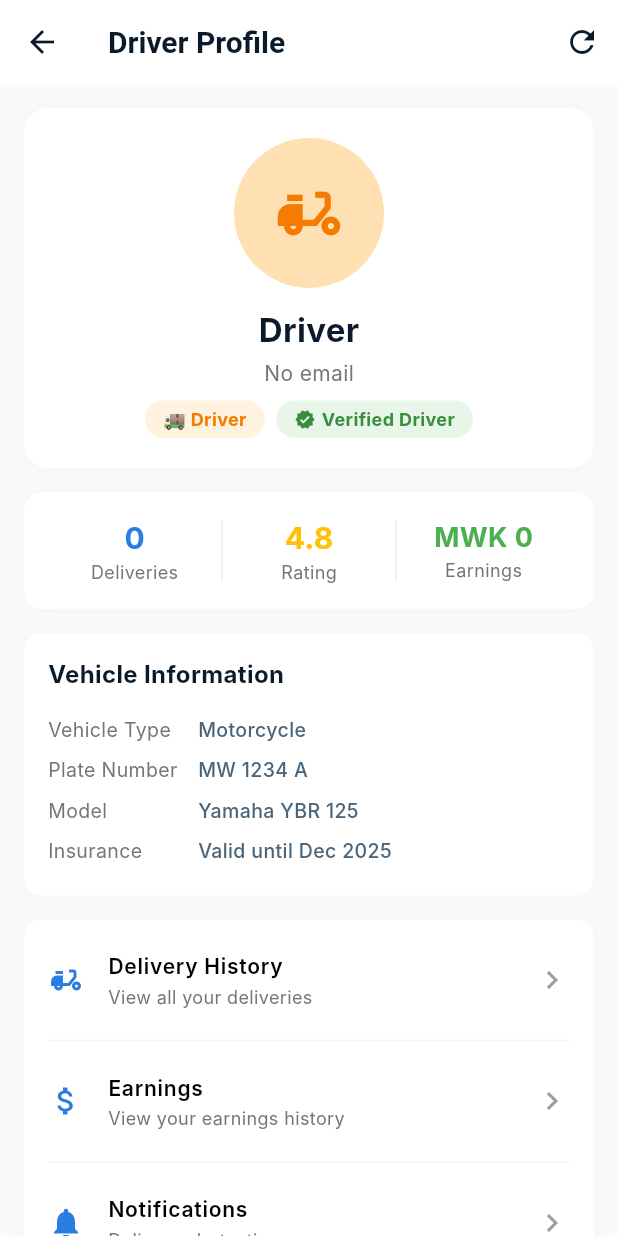
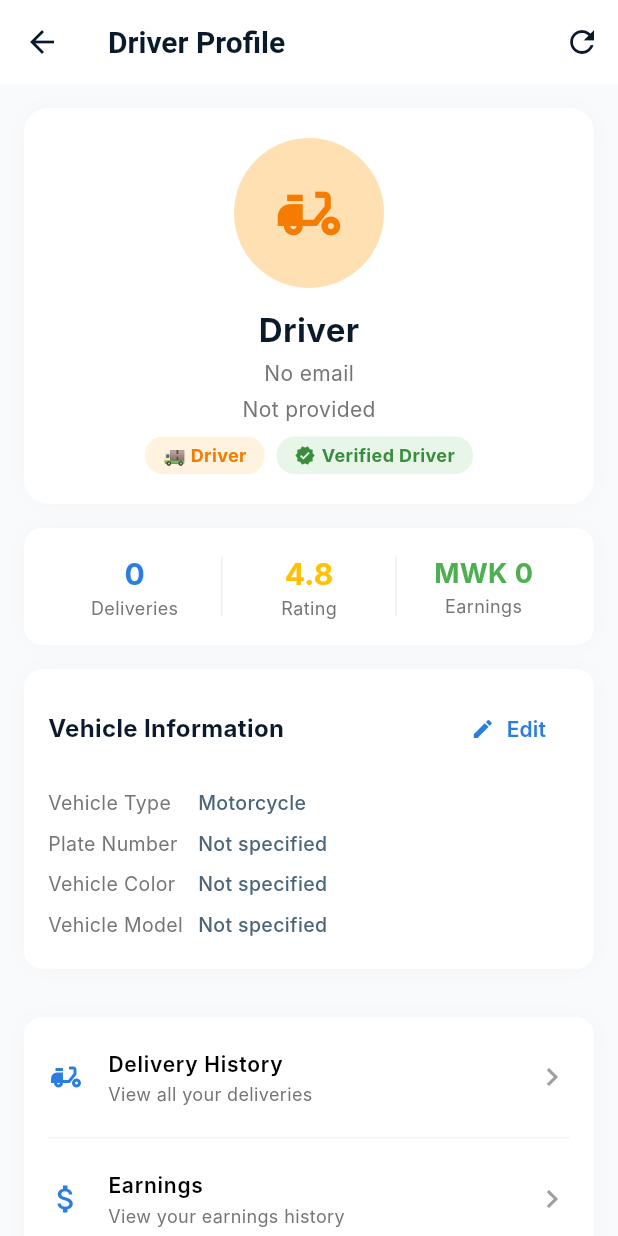
Before and after one commit to MELISSAHZULU/malawi_delivery_app, a Flutter app: the DriverProfileScreen screen opened by its route, on a phone screen of 412 x 824 dp. Run offline on Flutter 3.47's test engine with Material 3 defaults, Android fonts, the phone set to English and light mode, and no system bars; our stand-ins replace cached_network_image, flutter_map, flutter_secure_storage, geolocator, hive_flutter, image_picker and 1 more; accounts and stored records are empty; network calls fail; Roboto replaces fonts that are missing (Inter); project files that could hold a hidden picture were left out.

Commit message:
fixing driver profile

```diff
--- a/frontend/lib/main.dart
+++ b/frontend/lib/main.dart
@@ -12,7 +12,6 @@ import 'routes/app_routes.dart';
 import 'routes/app_navigator.dart';
 import 'utils/app_theme.dart';
 import 'screens/auth/splash_screen.dart';
-import 'screens/auth/login_screen.dart';
 
 void main() async {
   WidgetsFlutterBinding.ensureInitialized();
@@ -54,7 +53,6 @@ class MyApp extends StatelessWidget {
             debugShowCheckedModeBanner: false,
             initialRoute: AppRoutes.splash,
             onGenerateRoute: AppNavigator.generateRoute,
-            // Always use splash as home, let it handle navigation
             home: const SplashScreen(),
           );
         },
--- a/frontend/lib/models/user.dart
+++ b/frontend/lib/models/user.dart
@@ -12,6 +12,17 @@ class User {
   final String? sellerPhone;
   final List<String> deliveryAddresses;
 
+  // Driver fields
+  final String? vehicleType;
+  final String? vehiclePlate;
+  final String? vehicleColor;
+  final String? vehicleModel;
+  final String? vehicleImage;
+  final String? nationalId;
+  final String? nationalIdImage;
+  final String? driverLicense;
+  final String? profilePhoto;
+
   User({
     required this.id,
     required this.username,
@@ -25,26 +36,50 @@ class User {
     this.sellerAddress,
     this.sellerPhone,
     this.deliveryAddresses = const [],
+    this.vehicleType,
+    this.vehiclePlate,
+    this.vehicleColor,
+    this.vehicleModel,
+    this.vehicleImage,
+    this.nationalId,
+    this.nationalIdImage,
+    this.driverLicense,
+    this.profilePhoto,
   });
 
   factory User.fromJson(Map<String, dynamic> json) {
+    // ✅ Extract the actual data - handle nested structure
+    final data = json['data'] is Map ? json['data'] : json;
+
+    print('📦 Parsing User from JSON: ${data['username']} - Role: ${data['role']}');
+
     return User(
-      id: json['id'] ?? 0,
-      username: json['username'] ?? '',
-      email: json['email'] ?? '',
-      phoneNumber: json['phone_number'] ?? json['phoneNumber'],
-      role: json['role'] ?? 'buyer',
-      profilePicture: json['profile_picture'] ?? json['profilePicture'],
-      isVerified: json['is_verified'] ?? json['isVerified'] ?? false,
-      location: json['location'],
-      storeName: json['store_name'] ?? json['storeName'],
-      sellerAddress: json['seller_address'] ?? json['sellerAddress'] ?? json['address'] ?? json['location'],
-      sellerPhone: json['seller_phone'] ?? json['sellerPhone'] ?? json['phone_number'] ?? json['phoneNumber'],
-      deliveryAddresses: json['delivery_addresses'] != null
-          ? List<String>.from(json['delivery_addresses'])
-          : json['deliveryAddresses'] != null
-              ? List<String>.from(json['deliveryAddresses'])
+      id: data['id'] ?? 0,
+      username: data['username'] ?? '',
+      email: data['email'] ?? '',
+      phoneNumber: data['phone_number'] ?? data['phoneNumber'],
+      role: data['role'] ?? 'buyer',  // ✅ This should be 'driver'
+      profilePicture: data['profile_picture'] ?? data['profilePicture'],
+      isVerified: data['is_verified'] ?? data['isVerified'] ?? false,
+      location: data['location'],
+      storeName: data['store_name'] ?? data['storeName'],
+      sellerAddress: data['seller_address'] ?? data['sellerAddress'] ?? data['address'] ?? data['location'],
+      sellerPhone: data['seller_phone'] ?? data['sellerPhone'] ?? data['phone_number'] ?? data['phoneNumber'],
+      deliveryAddresses: data['delivery_addresses'] != null
+          ? List<String>.from(data['delivery_addresses'])
+          : data['deliveryAddresses'] != null
+              ? List<String>.from(data['deliveryAddresses'])
               : [],
+      // Driver fields
+      vehicleType: data['vehicle_type'] ?? data['vehicleType'],
+      vehiclePlate: data['vehicle_plate'] ?? data['vehiclePlate'],
+      vehicleColor: data['vehicle_color'] ?? data['vehicleColor'],
+      vehicleModel: data['vehicle_model'] ?? data['vehicleModel'],
+      vehicleImage: data['vehicle_image'] ?? data['vehicleImage'],
+      nationalId: data['national_id'] ?? data['nationalId'],
+      nationalIdImage: data['national_id_image'] ?? data['nationalIdImage'],
+      driverLicense: data['driver_license'] ?? data['driverLicense'] ?? data['license_image'],
+      profilePhoto: data['profile_photo'] ?? data['profilePhoto'] ?? data['profile_picture'],
     );
   }
 
@@ -62,6 +97,15 @@ class User {
       'seller_address': sellerAddress,
       'seller_phone': sellerPhone,
       'delivery_addresses': deliveryAddresses,
+      'vehicle_type': vehicleType,
+      'vehicle_plate': vehiclePlate,
+      'vehicle_color': vehicleColor,
+      'vehicle_model': vehicleModel,
+      'vehicle_image': vehicleImage,
+      'national_id': nationalId,
+      'national_id_image': nationalIdImage,
+      'driver_license': driverLicense,
+      'profile_photo': profilePhoto,
     };
   }
 
--- a/frontend/lib/routes/app_navigator.dart
+++ b/frontend/lib/routes/app_navigator.dart
@@ -21,11 +21,14 @@ import '../screens/driver/driver_dashboard.dart';
 import '../screens/driver/driver_profile_screen.dart';
 import '../screens/driver/driver_deliveries_screen.dart';
 import '../screens/driver/delivery_detail_screen.dart';
+import '../screens/driver/edit_vehicle_screen.dart';
 import '../screens/shared/notifications_screen.dart';
 import '../screens/shared/help_support_screen.dart';
 import '../screens/shared/saved_addresses_screen.dart';
 import '../screens/shared/payment_methods_screen.dart';
 import '../screens/shared/profile_screen.dart';
+import '../screens/driver/edit_vehicle_screen.dart';
+
 
 class AppNavigator {
   static Route<dynamic> generateRoute(RouteSettings settings) {
@@ -120,9 +123,12 @@ class AppNavigator {
           builder: (_) => OrderTrackingScreen(orderId: orderId),
         );
 
+      case AppRoutes.editVehicle:
+        return MaterialPageRoute(builder: (_) => const EditVehicleScreen());
+
+
       // ==================== SHARED SCREENS ====================
       case AppRoutes.profile:
-        // This is the shared profile - used by buyers
         return MaterialPageRoute(builder: (_) => const ProfileScreen());
 
       case AppRoutes.orders:
--- a/frontend/lib/routes/app_routes.dart
+++ b/frontend/lib/routes/app_routes.dart
@@ -1,10 +1,10 @@
-// lib/routes/app_routes.dart
-
 class AppRoutes {
+  // Auth
   static const String splash = '/';
   static const String login = '/login';
   static const String register = '/register';
 
+  // Buyer
   static const String buyerHome = '/buyer-home';
   static const String sellerHome = '/seller-home';
   static const String driverHome = '/driver-home';
@@ -16,18 +16,21 @@ class AppRoutes {
   static const String orderHistory = '/order-history';
   static const String buyerProfile = '/buyer-profile';
 
+  // Driver
   static const String deliveries = '/deliveries';
   static const String deliveryDetail = '/delivery-detail';
   static const String driverProfile = '/driver-profile';
   static const String driverTracking = '/driver-tracking';
+  static const String editVehicle = '/edit-vehicle';
 
+  // Shared
   static const String profile = '/profile';
   static const String orders = '/orders';
   static const String addProduct = '/add-product';
   static const String editProduct = '/edit-product';
   static const String editShopProfile = '/edit-shop-profile';
 
-  // NEW ROUTES
+  // New routes for seller
   static const String manageProducts = '/manage-products';
   static const String storeSettings = '/store-settings';
   static const String salesAnalytics = '/sales-analytics';
--- a/frontend/lib/screens/auth/splash_screen.dart
+++ b/frontend/lib/screens/auth/splash_screen.dart
@@ -48,6 +48,7 @@ class _SplashScreenState extends State<SplashScreen> {
         print('🚚 Navigating to Driver Dashboard');
       } else {
         route = AppRoutes.buyerHome;
+        print('⚠️ Unknown role, defaulting to Buyer Home');
       }
     } else {
       route = AppRoutes.login;
--- a/frontend/lib/screens/driver/driver_dashboard.dart
+++ b/frontend/lib/screens/driver/driver_dashboard.dart
@@ -51,7 +51,6 @@ class _DriverDashboardState extends State<DriverDashboard> {
           IconButton(
             icon: const Icon(Icons.refresh),
             onPressed: () {
-              // Refresh all data
               final driverProvider = Provider.of<DriverProvider>(context, listen: false);
               driverProvider.fetchAssignedOrders();
             },
--- a/frontend/lib/screens/driver/driver_profile_screen.dart
+++ b/frontend/lib/screens/driver/driver_profile_screen.dart
@@ -2,9 +2,10 @@ import 'package:flutter/material.dart';
 import 'package:provider/provider.dart';
 import '../../providers/auth_provider.dart';
 import '../../providers/driver_provider.dart';
-import '../../providers/order_provider.dart';
+import '../../models/user.dart';
 import '../../routes/app_routes.dart';
 import '../../utils/formatters.dart';
+import 'edit_vehicle_screen.dart';
 
 class DriverProfileScreen extends StatefulWidget {
   const DriverProfileScreen({Key? key}) : super(key: key);
@@ -38,15 +39,25 @@ class _DriverProfileScreenState extends State<DriverProfileScreen> {
         .where((o) => o.isDelivered)
         .fold(0.0, (sum, o) => sum + o.deliveryFee);
 
+    // Get real driver data from user
+    final String driverName = user?.username ?? 'Driver';
+    final String driverEmail = user?.email ?? 'No email';
+    final String driverPhone = user?.phoneNumber ?? 'Not provided';
+    final String? profilePhotoUrl = user?.profilePhoto ?? user?.profilePicture;
+
+    // Driver fields
+    final String vehicleType = user?.vehicleType ?? 'Motorcycle';
+    final String vehiclePlate = user?.vehiclePlate ?? 'Not specified';
+    final String vehicleColor = user?.vehicleColor ?? 'Not specified';
+    final String vehicleModel = user?.vehicleModel ?? 'Not specified';
+    final String? vehicleImage = user?.vehicleImage;
+    final String? nationalId = user?.nationalId;
+    final String? nationalIdImage = user?.nationalIdImage;
+    final String? driverLicense = user?.driverLicense;
+
     return Scaffold(
       backgroundColor: const Color(0xFFF8FAFC),
       appBar: AppBar(
-        leading: IconButton(
-          icon: const Icon(Icons.arrow_back),
-          onPressed: () {
-            Navigator.pop(context);
-          },
-        ),
         title: const Text('Driver Profile'),
         backgroundColor: Colors.white,
         elevation: 0,
@@ -77,10 +88,27 @@ class _DriverProfileScreenState extends State<DriverProfileScreen> {
               ),
               child: Column(
                 children: [
+                  // Profile Photo or Initial
                   CircleAvatar(
                     radius: 50,
                     backgroundColor: Colors.orange.shade100,
-                    child: Icon(
+                    child: profilePhotoUrl != null && profilePhotoUrl.isNotEmpty
+                        ? ClipOval(
+                            child: Image.network(
+                              profilePhotoUrl,
+                              width: 100,
+                              height: 100,
+                              fit: BoxFit.cover,
+                              errorBuilder: (context, error, stackTrace) {
+                                return Icon(
+                                  Icons.delivery_dining,
+                                  size: 50,
+                                  color: Colors.orange.shade700,
+                                );
+                              },
+                            ),
+                          )
+                        : Icon(
                             Icons.delivery_dining,
                             size: 50,
                             color: Colors.orange.shade700,
@@ -88,7 +116,7 @@ class _DriverProfileScreenState extends State<DriverProfileScreen> {
                   ),
                   const SizedBox(height: 12),
                   Text(
-                    user?.username ?? 'Driver',
+                    driverName,
                     style: const TextStyle(
                       fontSize: 22,
                       fontWeight: FontWeight.bold,
@@ -97,16 +125,16 @@ class _DriverProfileScreenState extends State<DriverProfileScreen> {
                   ),
                   const SizedBox(height: 4),
                   Text(
-                    user?.email ?? 'No email',
+                    driverEmail,
                     style: TextStyle(
                       color: Colors.grey.shade600,
                       fontSize: 14,
                     ),
                   ),
-                  if (user?.phoneNumber != null && user!.phoneNumber!.isNotEmpty) ...[
+                  if (driverPhone.isNotEmpty) ...[
                     const SizedBox(height: 4),
                     Text(
-                      user!.phoneNumber!,
+                      driverPhone,
                       style: TextStyle(
                         color: Colors.grey.shade600,
                         fontSize: 14,
@@ -254,7 +282,75 @@ class _DriverProfileScreenState extends State<DriverProfileScreen> {
             ),
             const SizedBox(height: 16),
 
-            // Vehicle Information
+            // Vehicle Information with Edit Button
+            Container(
+              padding: const EdgeInsets.all(16),
+              decoration: BoxDecoration(
+                color: Colors.white,
+                borderRadius: BorderRadius.circular(12),
+                boxShadow: [
+                  BoxShadow(
+                    color: Colors.grey.withOpacity(0.05),
+                    blurRadius: 10,
+                  ),
+                ],
+              ),
+              child: Column(
+                crossAxisAlignment: CrossAxisAlignment.start,
+                children: [
+                  Row(
+                    mainAxisAlignment: MainAxisAlignment.spaceBetween,
+                    children: [
+                      const Text(
+                        'Vehicle Information',
+                        style: TextStyle(
+                          fontSize: 16,
+                          fontWeight: FontWeight.bold,
+                          color: Color(0xFF0A1A2B),
+                        ),
+                      ),
+                      TextButton.icon(
+                        onPressed: () {
+                          Navigator.push(
+                            context,
+                            MaterialPageRoute(
+                              builder: (context) => const EditVehicleScreen(),
+                            ),
+                          ).then((_) => _loadData());
+                        },
+                        icon: const Icon(Icons.edit, size: 16, color: Color(0xFF2A7DE1)),
+                        label: const Text(
+                          'Edit',
+                          style: TextStyle(color: Color(0xFF2A7DE1)),
+                        ),
+                      ),
+                    ],
+                  ),
+                  const SizedBox(height: 12),
+                  _buildInfoRow('Vehicle Type', vehicleType),
+                  _buildInfoRow('Plate Number', vehiclePlate),
+                  _buildInfoRow('Vehicle Color', vehicleColor),
+                  _buildInfoRow('Vehicle Model', vehicleModel),
+                  if (vehicleImage != null && vehicleImage.isNotEmpty)
+                    Container(
+                      margin: const EdgeInsets.only(top: 8),
+                      height: 100,
+                      width: double.infinity,
+                      decoration: BoxDecoration(
+                        borderRadius: BorderRadius.circular(8),
+                        image: DecorationImage(
+                          image: NetworkImage(vehicleImage),
+                          fit: BoxFit.cover,
+                        ),
+                      ),
+                    ),
+                ],
+              ),
+            ),
+            const SizedBox(height: 16),
+
+            // Identity Documents (if available)
+            if (nationalId != null && nationalId.isNotEmpty)
               Container(
                 padding: const EdgeInsets.all(16),
                 decoration: BoxDecoration(
@@ -271,7 +367,7 @@ class _DriverProfileScreenState extends State<DriverProfileScreen> {
                   crossAxisAlignment: CrossAxisAlignment.start,
                   children: [
                     const Text(
-                    'Vehicle Information',
+                      'Identity Documents',
                       style: TextStyle(
                         fontSize: 16,
                         fontWeight: FontWeight.bold,
@@ -279,16 +375,40 @@ class _DriverProfileScreenState extends State<DriverProfileScreen> {
                       ),
                     ),
                     const SizedBox(height: 12),
-                  _buildInfoRow('Vehicle Type', 'Motorcycle'),
-                  _buildInfoRow('Plate Number', 'MW 1234 A'),
-                  _buildInfoRow('Model', 'Yamaha YBR 125'),
-                  _buildInfoRow('Insurance', 'Valid until Dec 2025'),
+                    _buildInfoRow('National ID', nationalId),
+                    if (nationalIdImage != null && nationalIdImage.isNotEmpty)
+                      Container(
+                        margin: const EdgeInsets.only(top: 8),
+                        height: 100,
+                        width: double.infinity,
+                        decoration: BoxDecoration(
+                          borderRadius: BorderRadius.circular(8),
+                          image: DecorationImage(
+                            image: NetworkImage(nationalIdImage),
+                            fit: BoxFit.cover,
+                          ),
+                        ),
+                      ),
+                    if (driverLicense != null && driverLicense.isNotEmpty)
+                      Container(
+                        margin: const EdgeInsets.only(top: 8),
+                        height: 100,
+                        width: double.infinity,
+                        decoration: BoxDecoration(
+                          borderRadius: BorderRadius.circular(8),
+                          image: DecorationImage(
+                            image: NetworkImage(driverLicense),
+                            fit: BoxFit.cover,
+                          ),
+                        ),
+                      ),
                   ],
                 ),
               ),
+
             const SizedBox(height: 16),
 
-            // Menu Items - Driver Specific
+            // Menu Items
             Container(
               decoration: BoxDecoration(
                 color: Colors.white,
```
Also changed, not shown: frontend/lib/providers/auth_provider.dart (+18 -3 lines), frontend/lib/screens/driver/edit_vehicle_screen.dart (added, +329 -0 lines), frontend/lib/services/api_service.dart (+39 -5 lines), 2 other files. Lines whose indentation alone changed are shown as unchanged.
